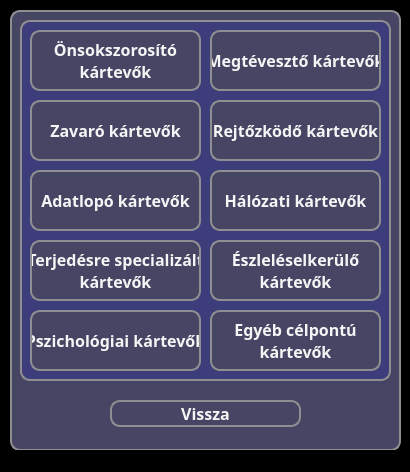
Above: src/main/resources/ui/yellow/yellowChooseLearning.ui from pkristof1999/Szakdolgozat before the change. Below: the same form after it.
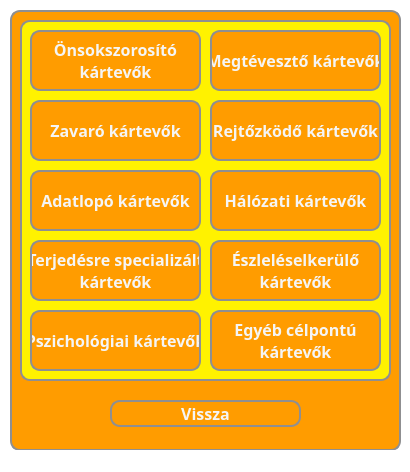
That is the form after the change.

```diff
--- a/src/main/resources/ui/yellow/yellowChooseLearning.ui
+++ b/src/main/resources/ui/yellow/yellowChooseLearning.ui
@@ -15,7 +15,7 @@
   </property>
   <property name="styleSheet">
    <string notr="true">* {
-	background-color: black;
+	background-color: white;
 }</string>
   </property>
   <widget class="QWidget" name="centralwidget">
@@ -30,7 +30,7 @@
     </property>
     <property name="styleSheet">
      <string notr="true">* {
-	background-color: rgb(70, 70, 100);
+	background-color: #FF9C00;
 	border: 2px solid #8f8f91;
 	border-radius: 10px;
 	color: white;
@@ -56,7 +56,7 @@
      </property>
      <property name="styleSheet">
       <string notr="true">* {
-	background-color: rgb(70, 70, 100);
+	background-color: #FF9C00;
 	color: whitesmoke;
 }
 
@@ -80,7 +80,7 @@
      </property>
      <property name="styleSheet">
       <string notr="true">* {
-	background-color: #3d3d7b;
+	background-color: #FFF200;
 	border: 2px solid #8f8f91;
 	border-radius: 10px;
 	color: white;
@@ -106,7 +106,7 @@
       </property>
       <property name="styleSheet">
        <string notr="true">* {
-	background-color: rgb(70, 70, 100);
+	background-color: #FF9C00;
 	color: whitesmoke;
 }
 
@@ -138,7 +138,7 @@
       </property>
       <property name="styleSheet">
        <string notr="true">* {
-	background-color: rgb(70, 70, 100);
+	background-color: #FF9C00;
 	color: whitesmoke;
 }
 
@@ -169,7 +169,7 @@
       </property>
       <property name="styleSheet">
        <string notr="true">* {
-	background-color: rgb(70, 70, 100);
+	background-color: #FF9C00;
 	color: whitesmoke;
 }
 
@@ -200,7 +200,7 @@
       </property>
       <property name="styleSheet">
        <string notr="true">* {
-	background-color: rgb(70, 70, 100);
+	background-color: #FF9C00;
 	color: whitesmoke;
 }
 
@@ -231,7 +231,7 @@
       </property>
       <property name="styleSheet">
        <string notr="true">* {
-	background-color: rgb(70, 70, 100);
+	background-color: #FF9C00;
 	color: whitesmoke;
 }
 
@@ -262,7 +262,7 @@
       </property>
       <property name="styleSheet">
        <string notr="true">* {
-	background-color: rgb(70, 70, 100);
+	background-color: #FF9C00;
 	color: whitesmoke;
 }
 
@@ -293,7 +293,7 @@
       </property>
       <property name="styleSheet">
        <string notr="true">* {
-	background-color: rgb(70, 70, 100);
+	background-color: #FF9C00;
 	color: whitesmoke;
 }
 
@@ -325,7 +325,7 @@
       </property>
       <property name="styleSheet">
        <string notr="true">* {
-	background-color: rgb(70, 70, 100);
+	background-color: #FF9C00;
 	color: whitesmoke;
 }
 
@@ -357,7 +357,7 @@
       </property>
       <property name="styleSheet">
        <string notr="true">* {
-	background-color: rgb(70, 70, 100);
+	background-color: #FF9C00;
 	color: whitesmoke;
 }
 
@@ -388,7 +388,7 @@
       </property>
       <property name="styleSheet">
        <string notr="true">* {
-	background-color: rgb(70, 70, 100);
+	background-color: #FF9C00;
 	color: whitesmoke;
 }
 
```
Left out of the diff: 44 changed lines with no effect on the pictures.
